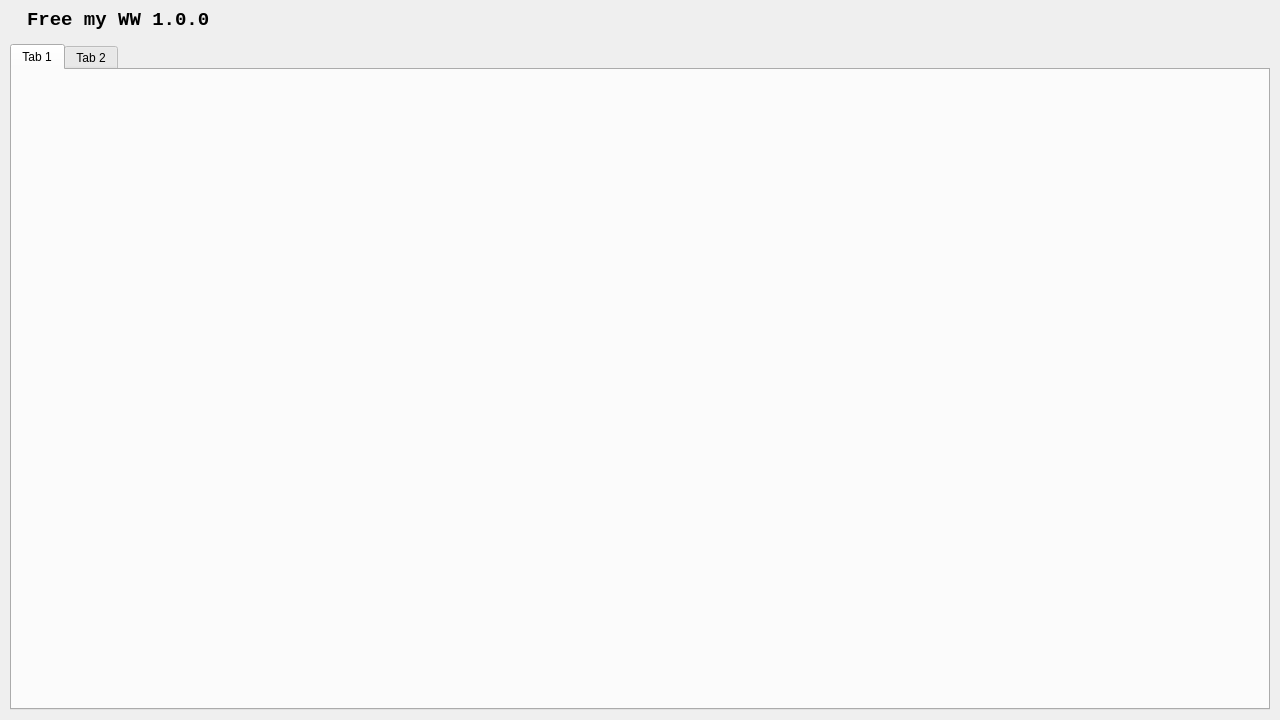
First picture: the form in Free my WW/Free_my_WW_UI/Free_my_WW_UI.ui, repository yandifei/Free-my-WW, before the edit.
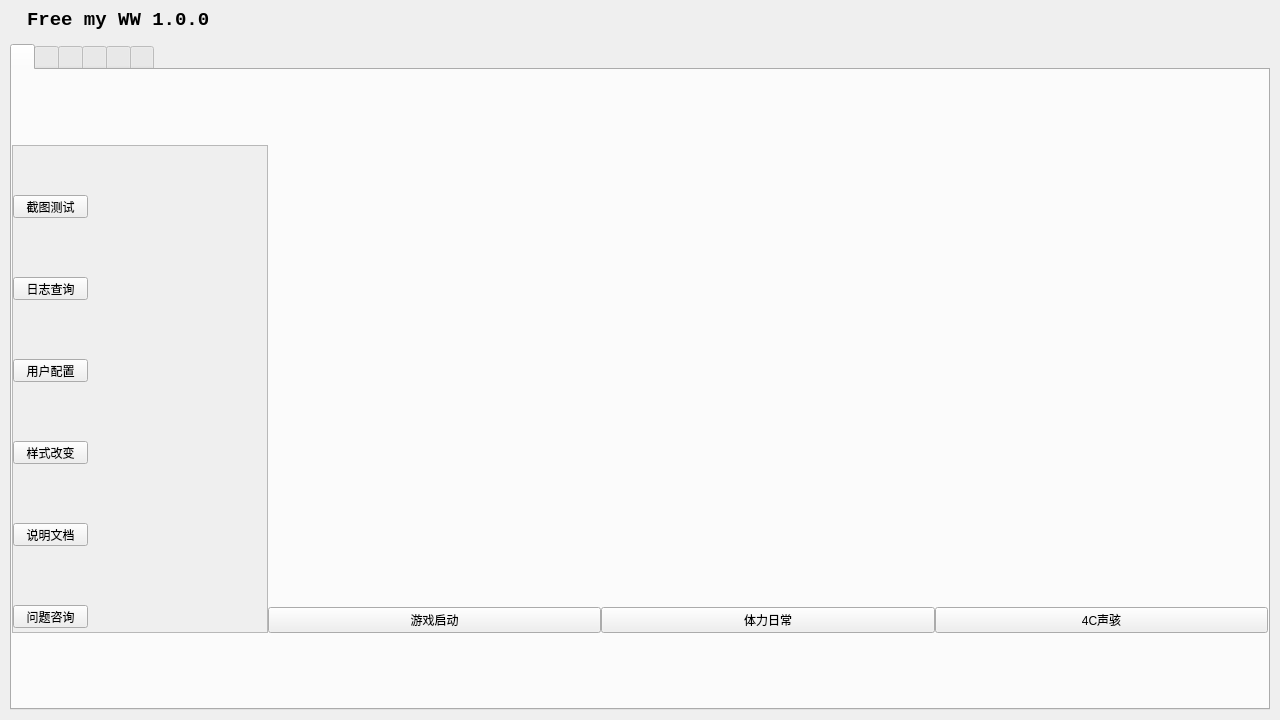
Second picture: the form after the edit. Icons and pictures are not drawn.

Patch:
```diff
--- a/Free my WW/Free_my_WW_UI/Free_my_WW_UI.ui
+++ b/Free my WW/Free_my_WW_UI/Free_my_WW_UI.ui
@@ -366,17 +366,291 @@
            <property name="mouseTracking">
             <bool>false</bool>
            </property>
+           <property name="toolTip">
+            <string/>
+           </property>
+           <property name="whatsThis">
+            <string/>
+           </property>
+           <property name="tabPosition">
+            <enum>QTabWidget::North</enum>
+           </property>
+           <property name="tabShape">
+            <enum>QTabWidget::Rounded</enum>
+           </property>
            <property name="currentIndex">
             <number>0</number>
            </property>
-           <widget class="QWidget" name="tab">
+           <property name="iconSize">
+            <size>
+             <width>30</width>
+             <height>30</height>
+            </size>
+           </property>
+           <property name="documentMode">
+            <bool>false</bool>
+           </property>
+           <property name="movable">
+            <bool>false</bool>
+           </property>
+           <property name="tabBarAutoHide">
+            <bool>false</bool>
+           </property>
+           <widget class="QWidget" name="Home">
+            <attribute name="icon">
+             <iconset resource="images/Free_my_WW_QRC.qrc">
+              <normaloff>:/导航栏/主页.png</normaloff>:/导航栏/主页.png</iconset>
+            </attribute>
             <attribute name="title">
-             <string>Tab 1</string>
+             <string/>
+            </attribute>
+            <attribute name="toolTip">
+             <string>主页</string>
+            </attribute>
+            <layout class="QGridLayout" name="gridLayout" rowstretch="10,0" columnstretch="1,10">
+             <property name="leftMargin">
+              <number>0</number>
+             </property>
+             <property name="topMargin">
+              <number>0</number>
+             </property>
+             <property name="rightMargin">
+              <number>0</number>
+             </property>
+             <property name="bottomMargin">
+              <number>0</number>
+             </property>
+             <property name="spacing">
+              <number>0</number>
+             </property>
+             <item row="1" column="1">
+              <layout class="QHBoxLayout" name="horizontalLayout">
+               <property name="spacing">
+                <number>0</number>
+               </property>
+               <item>
+                <widget class="QPushButton" name="pushButton_2">
+                 <property name="text">
+                  <string>游戏启动</string>
+                 </property>
+                </widget>
+               </item>
+               <item>
+                <widget class="QPushButton" name="pushButton">
+                 <property name="text">
+                  <string>体力日常</string>
+                 </property>
+                </widget>
+               </item>
+               <item>
+                <widget class="QPushButton" name="pushButton_3">
+                 <property name="text">
+                  <string>4C声骇</string>
+                 </property>
+                </widget>
+               </item>
+              </layout>
+             </item>
+             <item row="0" column="1">
+              <widget class="QWidget" name="widget" native="true">
+               <property name="maximumSize">
+                <size>
+                 <width>1000</width>
+                 <height>387</height>
+                </size>
+               </property>
+               <property name="styleSheet">
+                <string notr="true">background-image: url(:/主页/守岸人.png);</string>
+               </property>
+               <layout class="QVBoxLayout" name="verticalLayout_3">
+                <property name="spacing">
+                 <number>0</number>
+                </property>
+                <property name="leftMargin">
+                 <number>0</number>
+                </property>
+                <property name="topMargin">
+                 <number>0</number>
+                </property>
+                <property name="rightMargin">
+                 <number>0</number>
+                </property>
+                <property name="bottomMargin">
+                 <number>0</number>
+                </property>
+               </layout>
+              </widget>
+             </item>
+             <item row="0" column="0" rowspan="2">
+              <widget class="QScrollArea" name="scrollArea">
+               <property name="autoFillBackground">
+                <bool>false</bool>
+               </property>
+               <property name="widgetResizable">
+                <bool>true</bool>
+               </property>
+               <property name="alignment">
+                <set>Qt::AlignCenter</set>
+               </property>
+               <widget class="QWidget" name="scrollAreaWidgetContents_2">
+                <property name="geometry">
+                 <rect>
+                  <x>0</x>
+                  <y>0</y>
+                  <width>252</width>
+                  <height>615</height>
+                 </rect>
+                </property>
+                <widget class="QPushButton" name="pushButton_4">
+                 <property name="geometry">
+                  <rect>
+                   <x>0</x>
+                   <y>49</y>
+                   <width>75</width>
+                   <height>23</height>
+                  </rect>
+                 </property>
+                 <property name="text">
+                  <string>截图测试</string>
+                 </property>
+                </widget>
+                <widget class="QPushButton" name="pushButton_5">
+                 <property name="geometry">
+                  <rect>
+                   <x>0</x>
+                   <y>131</y>
+                   <width>75</width>
+                   <height>23</height>
+                  </rect>
+                 </property>
+                 <property name="text">
+                  <string>日志查询</string>
+                 </property>
+                </widget>
+                <widget class="QPushButton" name="pushButton_6">
+                 <property name="geometry">
+                  <rect>
+                   <x>0</x>
+                   <y>213</y>
+                   <width>75</width>
+                   <height>23</height>
+                  </rect>
+                 </property>
+                 <property name="text">
+                  <string>用户配置</string>
+                 </property>
+                </widget>
+                <widget class="QPushButton" name="pushButton_7">
+                 <property name="geometry">
+                  <rect>
+                   <x>0</x>
+                   <y>295</y>
+                   <width>75</width>
+                   <height>23</height>
+                  </rect>
+                 </property>
+                 <property name="text">
+                  <string>样式改变</string>
+                 </property>
+                </widget>
+                <widget class="QPushButton" name="pushButton_8">
+                 <property name="geometry">
+                  <rect>
+                   <x>0</x>
+                   <y>377</y>
+                   <width>75</width>
+                   <height>23</height>
+                  </rect>
+                 </property>
+                 <property name="text">
+                  <string>说明文档</string>
+                 </property>
+                </widget>
+                <widget class="QPushButton" name="pushButton_9">
+                 <property name="geometry">
+                  <rect>
+                   <x>0</x>
+                   <y>459</y>
+                   <width>75</width>
+                   <height>23</height>
+                  </rect>
+                 </property>
+                 <property name="text">
+                  <string>问题咨询</string>
+                 </property>
+                </widget>
+                <widget class="QPushButton" name="pushButton_10">
+                 <property name="geometry">
+                  <rect>
+                   <x>0</x>
+                   <y>541</y>
+                   <width>75</width>
+                   <height>23</height>
+                  </rect>
+                 </property>
+                 <property name="text">
+                  <string>战斗撰写</string>
+                 </property>
+                </widget>
+               </widget>
+              </widget>
+             </item>
+            </layout>
+           </widget>
+           <widget class="QWidget" name="Cost">
+            <attribute name="icon">
+             <iconset resource="images/Free_my_WW_QRC.qrc">
+              <normaloff>:/导航栏/4C声骇.png</normaloff>:/导航栏/4C声骇.png</iconset>
+            </attribute>
+            <attribute name="title">
+             <string/>
+            </attribute>
+            <attribute name="toolTip">
+             <string>4C声骇</string>
+            </attribute>
+           </widget>
+           <widget class="QWidget" name="StatusMonitor">
+            <attribute name="icon">
+             <iconset resource="images/Free_my_WW_QRC.qrc">
+              <normaloff>:/导航栏/状态监控.png</normaloff>:/导航栏/状态监控.png</iconset>
+            </attribute>
+            <attribute name="title">
+             <string/>
+            </attribute>
+            <attribute name="toolTip">
+             <string>状态监测</string>
             </attribute>
            </widget>
            <widget class="QWidget" name="tab_2">
             <attribute name="title">
-             <string>Tab 2</string>
+             <string/>
+            </attribute>
+            <attribute name="toolTip">
+             <string>快捷键</string>
+            </attribute>
+           </widget>
+           <widget class="QWidget" name="tab_3">
+            <attribute name="icon">
+             <iconset resource="images/Free_my_WW_QRC.qrc">
+              <normaloff>:/导航栏/问题链接.png</normaloff>:/导航栏/问题链接.png</iconset>
+            </attribute>
+            <attribute name="title">
+             <string/>
+            </attribute>
+            <attribute name="toolTip">
+             <string>问题链接</string>
+            </attribute>
+           </widget>
+           <widget class="QWidget" name="tab">
+            <attribute name="icon">
+             <iconset resource="images/Free_my_WW_QRC.qrc">
+              <normaloff>:/导航栏/用户设置.png</normaloff>:/导航栏/用户设置.png</iconset>
+            </attribute>
+            <attribute name="title">
+             <string/>
+            </attribute>
+            <attribute name="toolTip">
+             <string>用户设置</string>
             </attribute>
            </widget>
           </widget>
```
Left out of the diff: 4 changed lines with no effect on the pictures.
